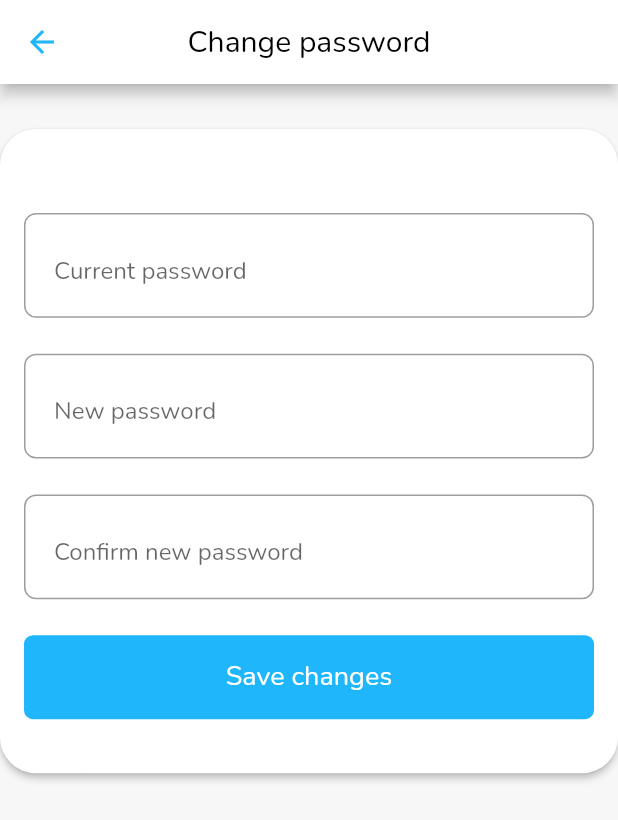
After one commit to manujk7/BRent, a Flutter app: the ChangePassword screen opened by its route, on a phone screen of 412 x 824 dp. The commit adds this screen. Shown: the top 820 px of the screen. Run offline on Flutter 3.47's test engine with Material 2 defaults, Android fonts, the phone set to English and light mode, and no system bars; our stand-ins replace flutter_svg, flutter_switch, get, image_cropper, image_picker; project files that could hold a hidden picture were left out.

Commit message:
design change

```diff
--- a/lib/main.dart
+++ b/lib/main.dart
@@ -2,6 +2,7 @@ import 'package:brent/modules/firstPage/view/firstPage.dart';
 import 'package:brent/modules/home/controller/homeController.dart';
 import 'package:brent/modules/home/view/components/home.dart';
 import 'package:brent/modules/profile/controller/profileController.dart';
+import 'package:brent/modules/profile/view/components/password.dart';
 import 'package:brent/modules/profile/view/components/profile.dart';
 import 'package:brent/modules/signUp/controller/signUpController.dart';
 import 'package:brent/modules/signUp/view/components/signUpPage.dart';
@@ -35,7 +36,8 @@ class MyApp extends StatelessWidget {
         '/signUp': (context) => SignUpPage(),
         '/home': (context) => Home(),
         '/profile': (context) => ProfilePage(),
-        '/shareApp': (context) => ShareAppPage()
+        '/shareApp': (context) => ShareAppPage(),
+        '/changePassword': (context) => ChangePassword()
       },
       theme: ThemeData(
         primarySwatch: Colors.grey,
--- a/lib/modules/home/controller/homeController.dart
+++ b/lib/modules/home/controller/homeController.dart
@@ -4,9 +4,15 @@ class HomeController extends GetxController {
   var isLoggedIn = true.obs;
   var selectedIndex = 1.obs;
   var isSwitched = false.obs;
+  var expandFlag = false.obs;
 
   onItemTapped(int index) {
     selectedIndex.value = index;
+    update();
+  }
+
+  onLayoutCollapsed(bool value) {
+    expandFlag.value = !value;
     update();
   }
 
--- a/lib/modules/home/view/components/settings.dart
+++ b/lib/modules/home/view/components/settings.dart
@@ -129,7 +129,9 @@ class SettingsPage extends StatelessWidget {
             if (index == 0) {
               Get.toNamed('/profile');
             } else if (index == 1) {
+
             } else if (index == 2) {
+              Get.toNamed('/shareApp');
             } else if (index == 3) {
             } else {}
           },
--- /dev/null
+++ b/lib/modules/profile/view/components/password.dart
@@ -0,0 +1,205 @@
+import 'dart:io';
+import 'package:brent/extras/constants.dart';
+import 'package:brent/modules/profile/controller/profileController.dart';
+import 'package:flutter/material.dart';
+import 'package:get/get.dart';
+
+class ChangePassword extends StatefulWidget {
+  @override
+  State<StatefulWidget> createState() {
+    return _ChangePasswordState();
+  }
+}
+
+class _ChangePasswordState extends State<ChangePassword> {
+  final ProfileController _controller = Get.find();
+  bool isHiddenOld = false;
+  bool isHiddenNew = false;
+  bool isHiddenNewConfirm = false;
+
+  @override
+  Widget build(BuildContext context) {
+    return Scaffold(
+      backgroundColor: background,
+      appBar: new AppBar(
+        centerTitle: true,
+        backgroundColor: white,
+        title: new Text(
+          "Change password",
+          style: TextStyle(color: Colors.black),
+        ),
+        iconTheme: new IconThemeData(color: blue),
+      ),
+      body: SafeArea(
+        maintainBottomViewPadding: true,
+        child: SingleChildScrollView(
+          child: Container(
+            margin: EdgeInsets.only(bottom: 12),
+            child: Column(
+              children: [
+                Container(
+                  height: 30,
+                ),
+                Material(
+                  elevation: 2,
+                  color: white,
+                  shape: RoundedRectangleBorder(
+                    borderRadius: BorderRadius.circular(24),
+                  ),
+                  child: Container(
+                    margin: EdgeInsets.only(
+                        top: 32, left: 16, right: 16, bottom: 12),
+                    child: Column(
+                      mainAxisSize: MainAxisSize.max,
+                      crossAxisAlignment: CrossAxisAlignment.start,
+                      children: <Widget>[
+                        SizedBox(
+                          height: spacing,
+                        ),
+                        TextField(
+                          textAlign: TextAlign.start,
+                          keyboardType: TextInputType.text,
+                          textAlignVertical: TextAlignVertical.center,
+                          obscureText: isHiddenOld,
+                          decoration: InputDecoration(
+                            hintText: "Current password",
+                            hintStyle: TextStyle(fontSize: 16),
+                            border: OutlineInputBorder(
+                              borderRadius: BorderRadius.circular(8),
+                              borderSide: BorderSide(
+                                  width: 0.5,
+                                  style: BorderStyle.none,
+                                  color: lightGrey),
+                            ),
+                            contentPadding: EdgeInsets.all(20),
+                            suffix: InkWell(
+                              onTap: togglePasswordOld,
+                              child: Icon(
+                                isHiddenOld
+                                    ? Icons.visibility_off_outlined
+                                    : Icons.visibility_rounded,
+                                color: blue,
+                              ),
+                            ),
+                          ),
+                        ),
+                        SizedBox(
+                          height: spacing,
+                        ),
+                        TextField(
+                          textAlign: TextAlign.start,
+                          keyboardType: TextInputType.text,
+                          textAlignVertical: TextAlignVertical.center,
+                          obscureText: isHiddenNew,
+                          decoration: InputDecoration(
+                            hintText: "New password",
+                            hintStyle: TextStyle(fontSize: 16),
+                            border: OutlineInputBorder(
+                              borderRadius: BorderRadius.circular(8),
+                              borderSide: BorderSide(
+                                  width: 0.5,
+                                  style: BorderStyle.none,
+                                  color: lightGrey),
+                            ),
+                            contentPadding: EdgeInsets.all(20),
+                            suffix: InkWell(
+                              onTap: togglePasswordNew,
+                              child: Icon(
+                                isHiddenNew
+                                    ? Icons.visibility_off_outlined
+                                    : Icons.visibility_rounded,
+                                color: blue,
+                              ),
+                            ),
+                          ),
+                        ),
+                        SizedBox(
+                          height: spacing,
+                        ),
+                        TextField(
+                          textAlign: TextAlign.start,
+                          keyboardType: TextInputType.text,
+                          textAlignVertical: TextAlignVertical.center,
+                          obscureText: isHiddenNewConfirm,
+                          decoration: InputDecoration(
+                            hintText: "Confirm new password",
+                            hintStyle: TextStyle(fontSize: 16),
+                            border: OutlineInputBorder(
+                              borderRadius: BorderRadius.circular(8),
+                              borderSide: BorderSide(
+                                  width: 0.5,
+                                  style: BorderStyle.none,
+                                  color: lightGrey),
+                            ),
+                            contentPadding: EdgeInsets.all(20),
+                            suffix: InkWell(
+                              onTap: togglePasswordNewConfirm,
+                              child: Icon(
+                                isHiddenNewConfirm
+                                    ? Icons.visibility_off_outlined
+                                    : Icons.visibility_rounded,
+                                color: blue,
+                              ),
+                            ),
+                          ),
+                        ),
+                        SizedBox(
+                          height: spacing,
+                        ),
+                        Container(
+                          width: Get.width,
+                          height: 56.0,
+                          decoration: new BoxDecoration(
+                            color: blue,
+                            border: new Border.all(color: blue, width: 2.0),
+                            borderRadius: new BorderRadius.circular(6.0),
+                          ),
+                          child: InkWell(
+                            onTap: () {
+                              Get.toNamed("/home");
+                            },
+                            child: new Container(
+                              width: Get.width * 0.4,
+                              child: new Center(
+                                child: new Text(
+                                  "Save changes",
+                                  style: new TextStyle(
+                                      fontSize: 18.0, color: Colors.white),
+                                ),
+                              ),
+                            ),
+                          ),
+                        ),
+                        SizedBox(
+                          height: spacing,
+                        ),
+                      ],
+                    ),
+                  ),
+                ),
+              ],
+            ),
+          ),
+        ),
+      ),
+    );
+  }
+
+  void togglePasswordOld() {
+    setState(() {
+      isHiddenOld = !isHiddenOld;
+    });
+  }
+
+  void togglePasswordNew() {
+    setState(() {
+      isHiddenNew = !isHiddenNew;
+    });
+  }
+
+  void togglePasswordNewConfirm() {
+    setState(() {
+      isHiddenNewConfirm = !isHiddenNewConfirm;
+    });
+  }
+}
--- a/lib/modules/profile/view/components/profile.dart
+++ b/lib/modules/profile/view/components/profile.dart
@@ -26,6 +26,7 @@ class ProfilePage extends StatelessWidget {
           "Edit profile",
           style: TextStyle(color: Colors.black),
         ),
+        iconTheme: new IconThemeData(color: blue),
       ),
       body: SafeArea(
         maintainBottomViewPadding: true,
@@ -189,9 +190,14 @@ class ProfilePage extends StatelessWidget {
                             SizedBox(
                               height: spacing * 2,
                             ),
-                            Row(
+                            GestureDetector(
+                              onTap: () {
+                                Get.toNamed("/changePassword");
+                              },
+                              child: Row(
                                 crossAxisAlignment: CrossAxisAlignment.start,
-                              mainAxisAlignment: MainAxisAlignment.spaceBetween,
+                                mainAxisAlignment:
+                                    MainAxisAlignment.spaceBetween,
                                 children: [
                                   Text(
                                     "Change password",
@@ -206,6 +212,7 @@ class ProfilePage extends StatelessWidget {
                                     color: blue,
                                   ),
                                 ],
+                              ),
                             ),
                             SizedBox(
                               height: spacing * 2,
@@ -226,7 +233,7 @@ class ProfilePage extends StatelessWidget {
                                   width: Get.width * 0.4,
                                   child: new Center(
                                     child: new Text(
-                                      "Log in",
+                                      "Save changes",
                                       style: new TextStyle(
                                           fontSize: 18.0, color: Colors.white),
                                     ),
```
Also changed, not shown: lib/modules/home/view/components/homePage.dart (+49 -42 lines), lib/modules/other/shareApp.dart (+68 -69 lines). Lines whose indentation alone changed are shown as unchanged.
